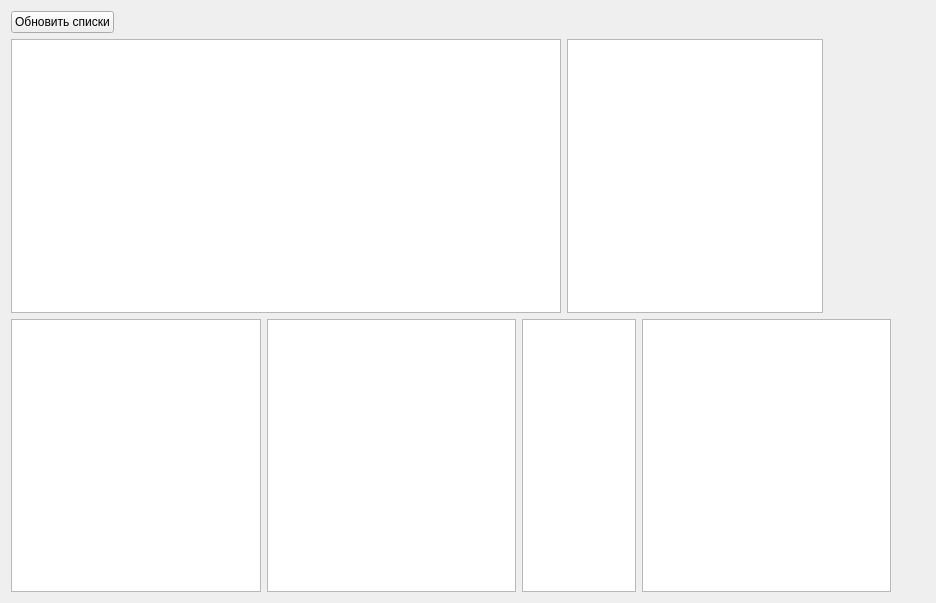
Sergeyego/el_zp, file formtarif.ui: the form before one commit.
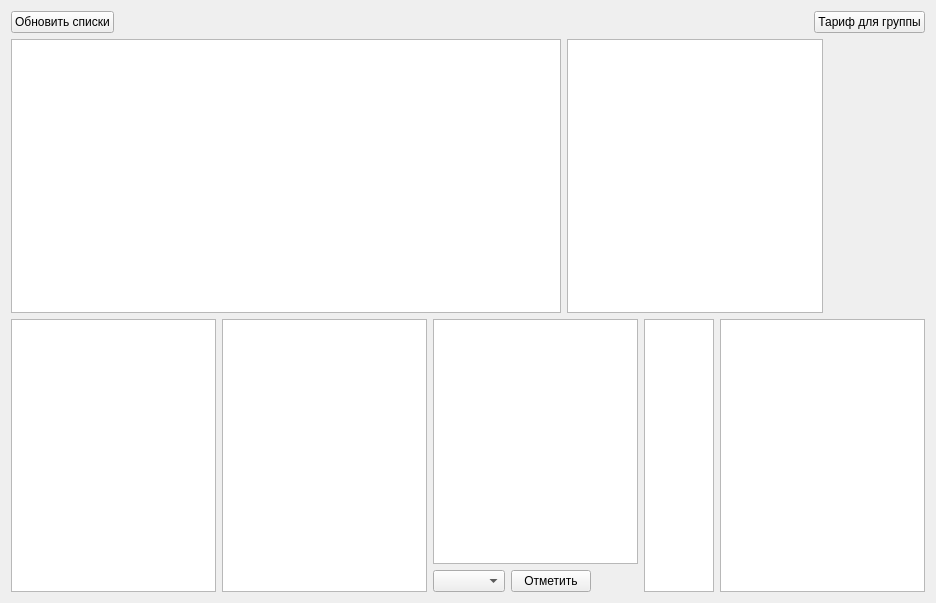
The form after the commit. Custom widgets are drawn as their Qt base class.

Commit message: Тарифы и нормы для группы

Diff of the .ui file:
```diff
--- a/formtarif.ui
+++ b/formtarif.ui
@@ -36,6 +36,13 @@
        </property>
       </spacer>
      </item>
+     <item>
+      <widget class="QPushButton" name="pushButtonGrp">
+       <property name="text">
+        <string>Тариф для группы</string>
+       </property>
+      </widget>
+     </item>
     </layout>
    </item>
    <item>
@@ -103,7 +110,7 @@
       </widget>
      </item>
      <item>
-      <widget class="TableView" name="tableViewMark">
+      <widget class="TableView" name="tableViewVid">
        <property name="selectionMode">
         <enum>QAbstractItemView::SingleSelection</enum>
        </property>
@@ -115,6 +122,50 @@
        </attribute>
       </widget>
      </item>
+     <item>
+      <layout class="QVBoxLayout" name="verticalLayout_2">
+       <item>
+        <widget class="TableView" name="tableViewMark">
+         <property name="selectionMode">
+          <enum>QAbstractItemView::SingleSelection</enum>
+         </property>
+         <property name="selectionBehavior">
+          <enum>QAbstractItemView::SelectRows</enum>
+         </property>
+         <attribute name="verticalHeaderVisible">
+          <bool>false</bool>
+         </attribute>
+        </widget>
+       </item>
+       <item>
+        <layout class="QHBoxLayout" name="horizontalLayout_4">
+         <item>
+          <widget class="QComboBox" name="comboBoxType"/>
+         </item>
+         <item>
+          <widget class="QPushButton" name="pushButtonSel">
+           <property name="text">
+            <string>Отметить</string>
+           </property>
+          </widget>
+         </item>
+         <item>
+          <spacer name="horizontalSpacer_4">
+           <property name="orientation">
+            <enum>Qt::Horizontal</enum>
+           </property>
+           <property name="sizeHint" stdset="0">
+            <size>
+             <width>40</width>
+             <height>20</height>
+            </size>
+           </property>
+          </spacer>
+         </item>
+        </layout>
+       </item>
+      </layout>
+     </item>
      <item>
       <widget class="TableView" name="tableViewDiam">
        <property name="maximumSize">
```
The commit also changes 12 other files.
